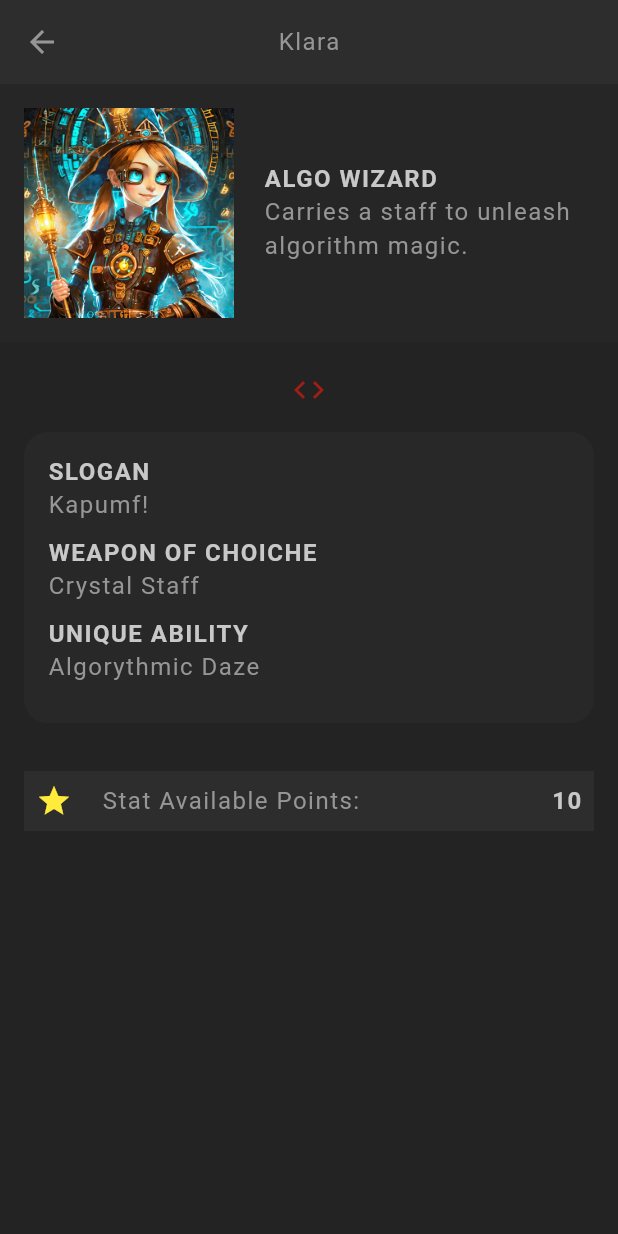
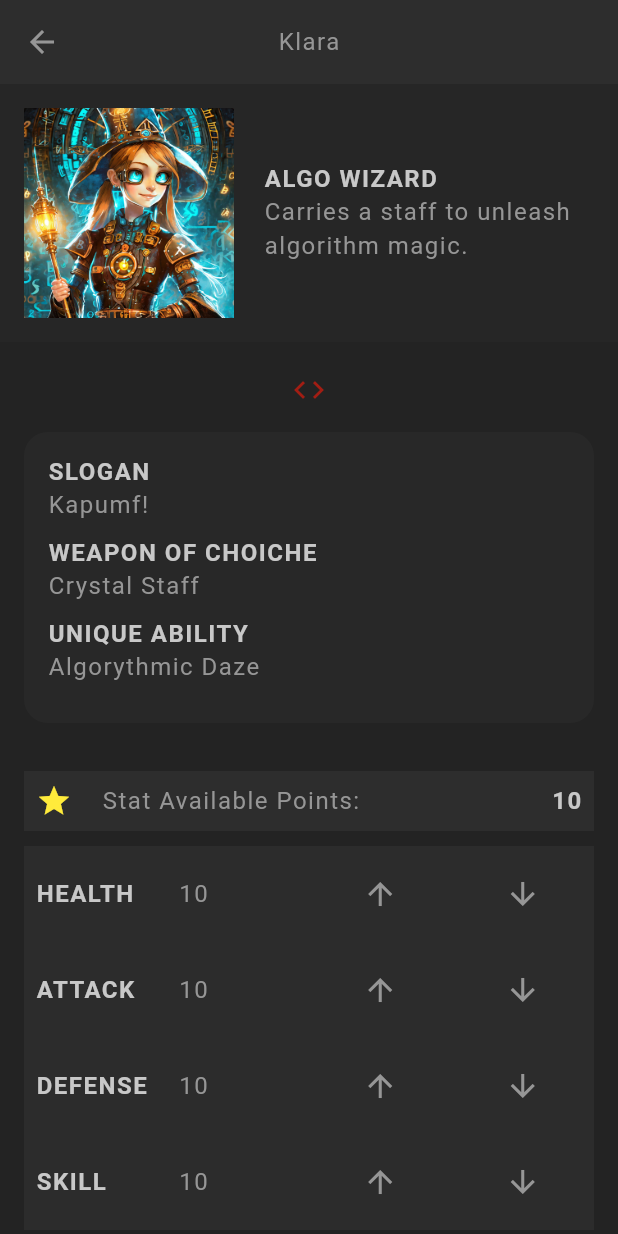
Before and after one commit to emagnu/flutter_rpg, a Flutter app: the screen it shows after launch, after a tap on the "arrow forward" icon, on a phone screen of 412 x 824 dp. Run offline on Flutter 3.47's test engine with Material 3 defaults, Android fonts, the phone set to English and light mode, and no system bars; our stand-ins replace google_fonts; Roboto replaces fonts that are missing (Kanit).

Commit message:
54 - Using Tables (16:50)

```diff
--- a/lib/models/stats.dart
+++ b/lib/models/stats.dart
@@ -24,7 +24,7 @@
         'skill': _skill,
       };
 
-  List<Map<String, String>> get statsAsList => [
+  List<Map<String, String>> get statsAsFormattedList => [
         {'title': 'health', 'value': _health.toString()},
         {'title': 'attack', 'value': _attack.toString()},
         {'title': 'defense', 'value': _defense.toString()},
@@ -45,27 +45,28 @@
       if (stat == 'skill') {
         _skill++;
       }
-      // _points--;
+      _points--;
     }
   } // class increaseStat()
 
   void decreaseStat(String stat) {
     if (stat == 'health' && _health > 5) {
       _health--;
-      _points++;
+      // _points++;
     }
     if (stat == 'attack' && _attack > 5) {
       _attack--;
-      _points++;
+      // _points++;
     }
     if (stat == 'defense' && _defense > 5) {
       _defense--;
-      _points++;
+      // _points++;
     }
     if (stat == 'skill' && _skill > 5) {
       _skill--;
-      _points++;
+      // _points++;
     }
+    _points++;
   } // class decreaseStat()
 //
 } // mixinn Stats
--- a/lib/screens/profile/stats_table.dart
+++ b/lib/screens/profile/stats_table.dart
@@ -1,7 +1,6 @@
 //  //   ///
 //  Import LIBRARIES
 import 'package:flutter/material.dart';
-import 'package:flutter/widgets.dart';
 //  Import FILES
 import '../../models/character.dart';
 import '../../shared/styled_text.dart';
@@ -33,9 +32,8 @@
               children: <Widget>[
                 Icon(
                   Icons.star,
-                  color: widget.character.points > 0
-                      ? Colors.yellow
-                      : Colors.black,
+                  color:
+                      widget.character.points > 0 ? Colors.yellow : Colors.grey,
                 ),
                 const SizedBox(width: 20.0),
                 const StyledText('Stat Available Points:'),
@@ -49,6 +47,70 @@
           const SizedBox(height: 10.0),
 
           // Stats table
+          Table(
+            // children: const <TableRow>[TableRow()],
+            children: widget.character.statsAsFormattedList.map((stat) {
+              return TableRow(
+                  decoration: BoxDecoration(
+                      color: AppColors.secondaryColor.withOpacity(0.9)),
+                  children: <Widget>[
+                    // Stat title
+                    TableCell(
+                      verticalAlignment: TableCellVerticalAlignment.middle,
+                      child: Padding(
+                        padding: const EdgeInsets.all(8.0),
+                        child: StyledHeading(stat['title']!),
+                      ),
+                    ),
+                    // Stat value
+                    TableCell(
+                      verticalAlignment: TableCellVerticalAlignment.middle,
+                      child: Padding(
+                        padding: const EdgeInsets.all(8.0),
+                        child: StyledText(stat['value']!),
+                      ),
+                    ),
+                    // Icon to increase
+                    TableCell(
+                      verticalAlignment: TableCellVerticalAlignment.middle,
+                      child: Padding(
+                        padding: const EdgeInsets.all(8.0),
+                        child: IconButton(
+                          // icon: const Icon(Icons.add),
+                          icon: Icon(
+                            Icons.arrow_upward,
+                            color: AppColors.textColor,
+                          ),
+                          onPressed: () {
+                            setState(() {
+                              widget.character.increaseStat(stat['title']!);
+                            });
+                          },
+                        ),
+                      ),
+                    ),
+                    // Icon to decrease
+                    TableCell(
+                      verticalAlignment: TableCellVerticalAlignment.middle,
+                      child: Padding(
+                        padding: const EdgeInsets.all(8.0),
+                        child: IconButton(
+                          // icon: const Icon(Icons.add),
+                          icon: Icon(
+                            Icons.arrow_downward,
+                            color: AppColors.textColor,
+                          ),
+                          onPressed: () {
+                            setState(() {
+                              widget.character.decreaseStat(stat['title']!);
+                            });
+                          },
+                        ),
+                      ),
+                    ),
+                  ]);
+            }).toList(),
+          ),
         ],
       ),
     );
```
